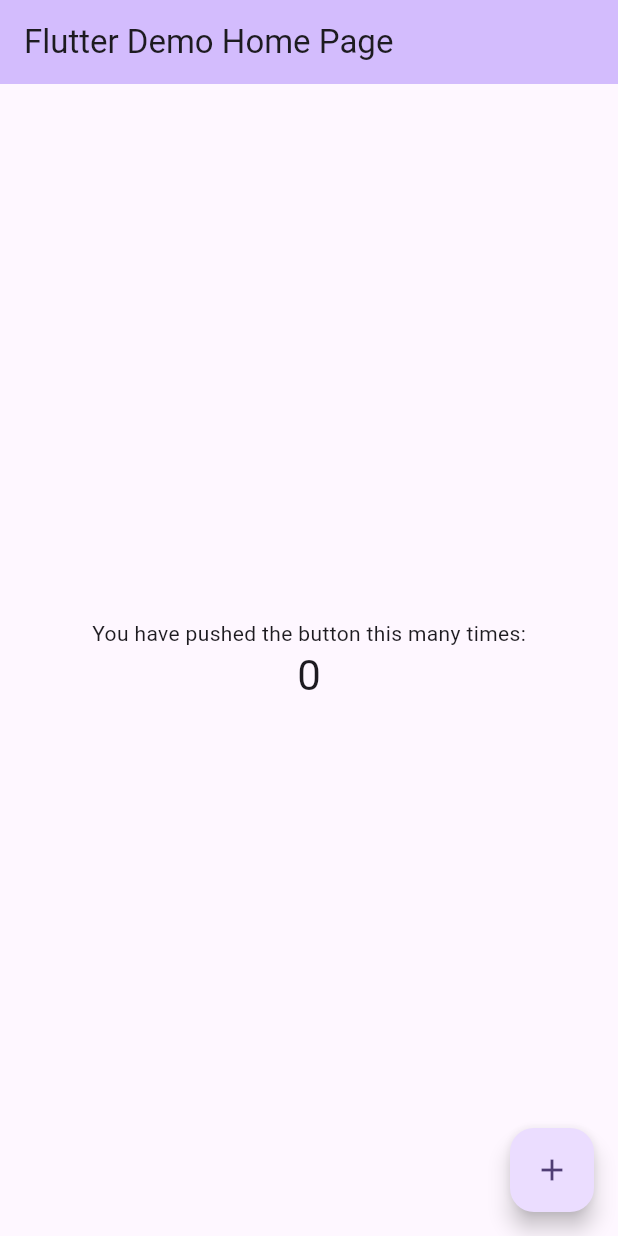
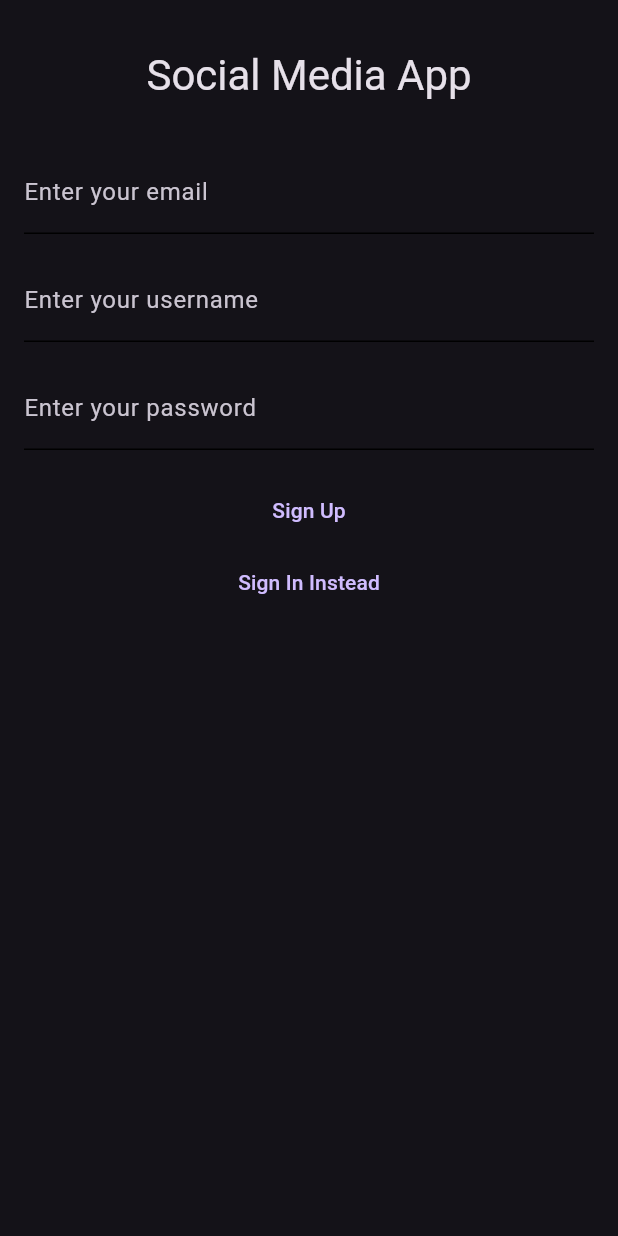
Before and after one commit to Olovyannikov/flutter-chat, a Flutter app: the screen it shows after launch, on a phone screen of 412 x 824 dp. Run offline on Flutter 3.47's test engine with Material 3 defaults, Android fonts, the phone set to English and light mode, and no system bars.

Commit message:
feat(sign-up): add sign-up ui

```diff
--- a/lib/main.dart
+++ b/lib/main.dart
@@ -1,4 +1,5 @@
 import 'package:flutter/material.dart';
+import 'package:flutter_chat/pages/pages.dart';
 
 void main() {
   runApp(const MyApp());
@@ -10,57 +11,8 @@ class MyApp extends StatelessWidget {
   @override
   Widget build(BuildContext context) {
     return MaterialApp(
-      title: 'Flutter Demo',
-      theme: ThemeData(
-        colorScheme: ColorScheme.fromSeed(seedColor: Colors.deepPurple),
-      ),
-      home: const MyHomePage(title: 'Flutter Demo Home Page'),
+      theme: ThemeData.dark(),
+      home: SignUpScreen(),
     );
   }
 }
-
-class MyHomePage extends StatefulWidget {
-  const MyHomePage({super.key, required this.title});
-
-  final String title;
-
-  @override
-  State<MyHomePage> createState() => _MyHomePageState();
-}
-
-class _MyHomePageState extends State<MyHomePage> {
-  int _counter = 0;
-
-  void _incrementCounter() {
-    setState(() {
-      _counter++;
-    });
-  }
-
-  @override
-  Widget build(BuildContext context) {
-    return Scaffold(
-      appBar: AppBar(
-        backgroundColor: Theme.of(context).colorScheme.inversePrimary,
-        title: Text(widget.title),
-      ),
-      body: Center(
-        child: Column(
-          mainAxisAlignment: MainAxisAlignment.center,
-          children: <Widget>[
-            const Text('You have pushed the button this many times:'),
-            Text(
-              '$_counter',
-              style: Theme.of(context).textTheme.headlineMedium,
-            ),
-          ],
-        ),
-      ),
-      floatingActionButton: FloatingActionButton(
-        onPressed: _incrementCounter,
-        tooltip: 'Increment',
-        child: const Icon(Icons.add),
-      ), // This trailing comma makes auto-formatting nicer for build methods.
-    );
-  }
-}
--- /dev/null
+++ b/lib/pages/pages.dart
@@ -0,0 +1 @@
+export 'sign-up-screen/sign_up_screen.dart' show SignUpScreen;
--- /dev/null
+++ b/lib/pages/sign-up-screen/sign_up_screen.dart
@@ -0,0 +1,119 @@
+import 'package:flutter/material.dart';
+
+class SignUpScreen extends StatefulWidget {
+  const SignUpScreen({super.key});
+
+  @override
+  State<SignUpScreen> createState() => _SignUpScreenState();
+}
+
+class _SignUpScreenState extends State<SignUpScreen> {
+  final _formKey = GlobalKey<FormState>();
+
+  String _email = "";
+  String _username = "";
+  String _password = "";
+
+  final FocusNode _passwordFocusNode = FocusNode();
+  final FocusNode _usernameFocusNode = FocusNode();
+
+  @override
+  Widget build(BuildContext context) {
+    return Scaffold(
+      body: SafeArea(
+        child: Form(
+          key: _formKey,
+          child: Padding(
+            padding: const EdgeInsets.all(16.0),
+            child: SingleChildScrollView(
+              child: Column(
+                mainAxisSize: MainAxisSize.min,
+                children: [
+                  Padding(
+                    padding: const EdgeInsets.symmetric(vertical: 16.0),
+                    child: Text(
+                      'Social Media App',
+                      style: Theme.of(context).textTheme.headlineMedium,
+                    ),
+                  ),
+                  SizedBox(height: 16,),
+                  TextFormField(
+                    keyboardType: TextInputType.emailAddress,
+                    decoration: InputDecoration(
+                      enabledBorder: UnderlineInputBorder(
+                        borderSide: BorderSide(color: Colors.black),
+                      ),
+                      labelText: "Enter your email",
+                    ),
+                    onFieldSubmitted: (_) {
+                      FocusScope.of(context).requestFocus(_usernameFocusNode);
+                    },
+                    onSaved: (value) {
+                      _email = value!.trim();
+                    },
+                    validator: (value) {
+                      if (value!.isEmpty) return 'Please enter your email';
+
+                      return null;
+                    },
+                    textInputAction: TextInputAction.next,
+                  ),
+                  SizedBox(height: 16,),
+                  TextFormField(
+                    focusNode: _usernameFocusNode,
+                    keyboardType: TextInputType.text,
+                    decoration: InputDecoration(
+                      enabledBorder: UnderlineInputBorder(
+                        borderSide: BorderSide(color: Colors.black),
+                      ),
+                      labelText: "Enter your username",
+                    ),
+                    onFieldSubmitted: (_) {
+                      FocusScope.of(context).requestFocus(_passwordFocusNode);
+                    },
+                    onSaved: (value) {
+                      _username = value!.trim();
+                    },
+                    validator: (value) {
+                      if (value!.isEmpty) return 'Please enter your user name';
+
+                      return null;
+                    },
+                    textInputAction: TextInputAction.next,
+                  ),
+                  SizedBox(height: 16,),
+                  TextFormField(
+                    focusNode: _passwordFocusNode,
+                    obscureText: true,
+                    decoration: InputDecoration(
+                      enabledBorder: UnderlineInputBorder(
+                        borderSide: BorderSide(color: Colors.black),
+                      ),
+                      labelText: "Enter your password",
+                    ),
+                    onFieldSubmitted: (_) {},
+                    onSaved: (value) {
+                      _password = value!.trim();
+                    },
+                    validator: (value) {
+                      if (value!.isEmpty) return 'Please enter your password';
+                      if (value.length < 5) {
+                        return 'Password must contains at least 5 characters';
+                      }
+
+                      return null;
+                    },
+                    textInputAction: TextInputAction.done,
+                  ),
+                  SizedBox(height: 16,),
+                  TextButton(onPressed: () {}, child: Text('Sign Up')),
+                  TextButton(onPressed: () {}, child: Text('Sign In Instead')),
+                ],
+              ),
+            ),
+          ),
+        ),
+      ),
+    );
+  }
+}
--- a/pubspec.yaml
+++ b/pubspec.yaml
@@ -24,4 +24,4 @@ flutter:
   uses-material-design: true
 
   assets:
-    - assets/
+    - lib/app/assets/
```
Also changed, not shown: lib/pages/chat-screen/chat_screen.dart (added), lib/pages/log-in-screen/log_in_screen.dart (added).
